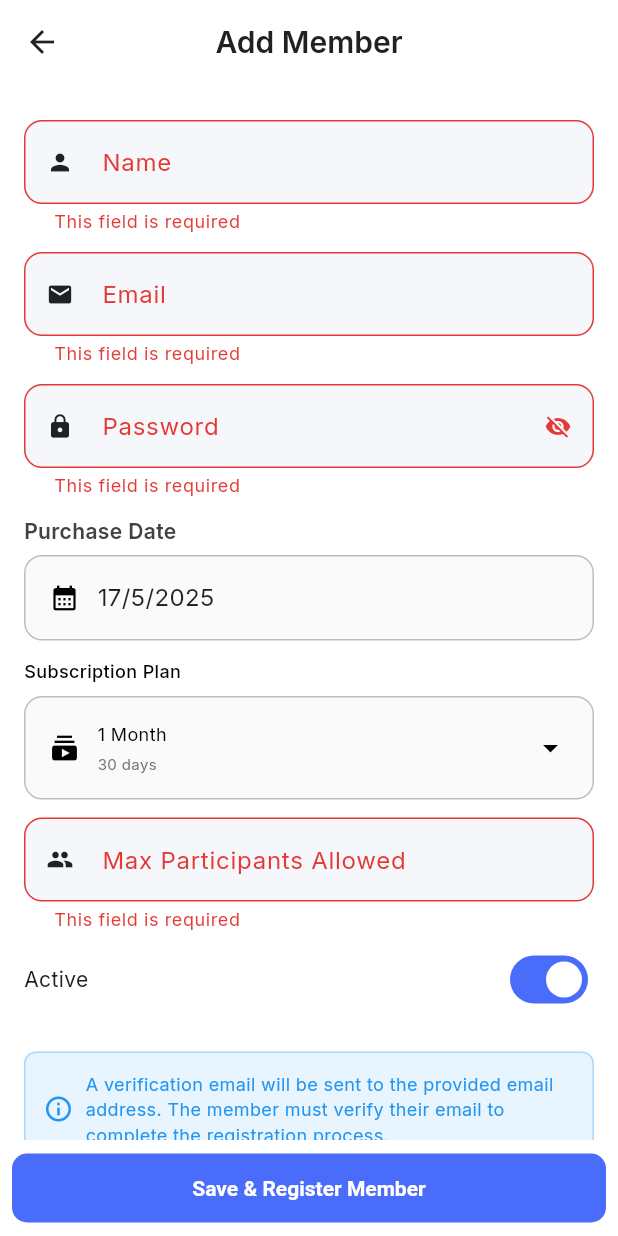
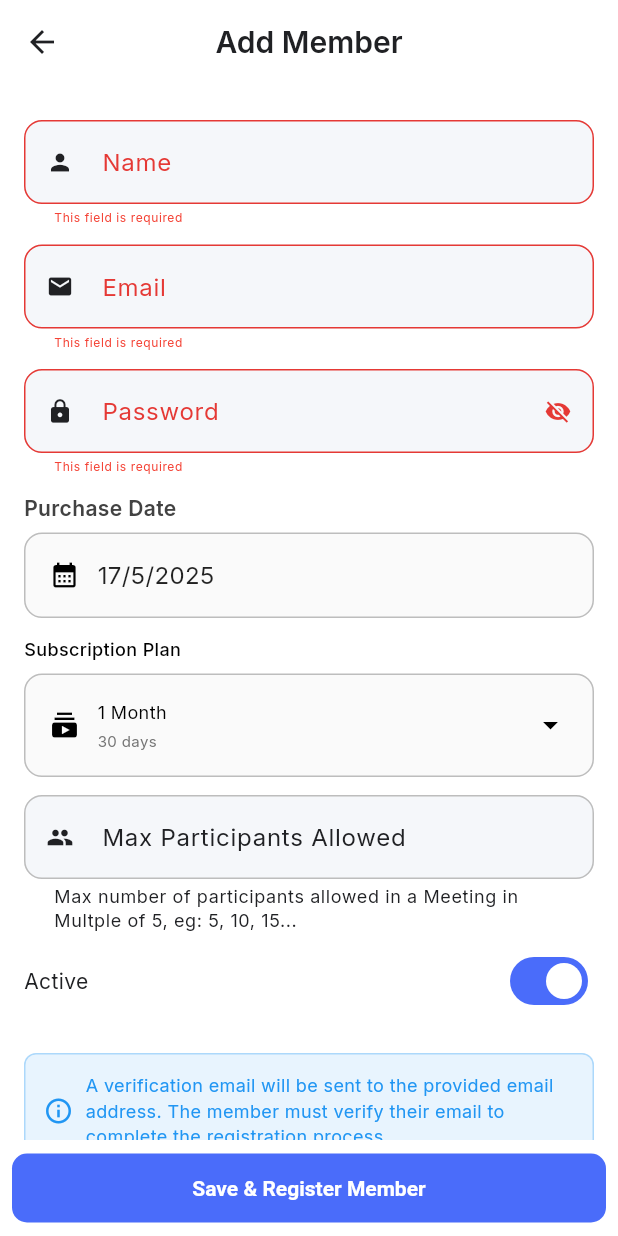
Before and after one commit to Abhishek00p/secured_agora_calling_app, a Flutter app: the MemberForm screen opened directly, after a tap on "Save & Register Member", on a phone screen of 412 x 824 dp. Run offline on Flutter 3.47's test engine with Material 3 defaults, Android fonts, the light colour scheme and no system bars; our stand-ins replace audioplayers, cloud_firestore, firebase_auth, firebase_core, get, google_fonts and 2 more; missing offline and left inert: agora_rtc_engine; accounts and stored records are empty.

Commit message:
enhance and bug fix

```diff
--- a/lib/features/admin/member_form.dart
+++ b/lib/features/admin/member_form.dart
@@ -170,6 +170,7 @@ class _MemberFormState extends State<MemberForm> {
           planDays: planDays,
           isActive: isActive,
           totalUsers: widget.member!.totalUsers,
+          maxParticipantsAllowed: int.parse(maxParticipantsAllowed.text) <= 0 ? 45 : int.parse(maxParticipantsAllowed.text),
         );
 
         final ref = FirebaseFirestore.instance.collection('members');
@@ -317,7 +318,16 @@ class _MemberFormState extends State<MemberForm> {
                   controller: maxParticipantsAllowed,
                   labelText: "Max Participants Allowed",
                   type: AppTextFormFieldType.number,
-                  helperText: "Max number of participants allowed in a Meeting",
+                  validator: (value) {
+                    if (value == null || int.parse(value) <= 0) {
+                      return 'Max participants allowed must be greater than 0';
+                    }
+                    if (int.parse(value) % 5 != 0) {
+                      return 'Max participants must be a multiple of 5';
+                    }
+                    return null;
+                  },
+                  helperText: "Max number of participants allowed in a Meeting in Multple of 5, eg: 5, 10, 15...",
                   prefixIcon: Icons.group,
                 ),
                 const SizedBox(height: 8),
--- a/lib/features/home/views/meeting_util_service.dart
+++ b/lib/features/home/views/meeting_util_service.dart
@@ -112,6 +112,7 @@ class MeetingUtil {
       ),
       backgroundColor: Theme.of(Get.context!).dialogBackgroundColor,
       builder: (context) {
+        print('member: ${member.toMap()}');
         return Padding(
           padding: EdgeInsets.only(
             bottom: MediaQuery.of(context).viewInsets.bottom,
--- a/lib/features/meeting/views/agora_meeting_room.dart
+++ b/lib/features/meeting/views/agora_meeting_room.dart
@@ -66,13 +66,10 @@ class _AgoraMeetingRoomState extends State<AgoraMeetingRoom> {
         children: [
           InkWell(
             onTap: onPressed,
-            child: Icon(icon,size: 32,color: Colors.white,),
+            child: Icon(icon, size: 32, color: Colors.white),
           ),
 
-          Text(
-            label,
-            style: const TextStyle(fontSize: 8, color: Colors.white),
-          ),
+          Text(label, style: const TextStyle(fontSize: 8, color: Colors.white)),
         ],
       ),
     );
@@ -278,14 +275,18 @@ class _AgoraMeetingRoomState extends State<AgoraMeetingRoom> {
                                               },
                                               itemBuilder:
                                                   (context) => [
+                                                    if (!user.isUserMuted) ...[
                                                       PopupMenuItem(
                                                         value: 'mute',
                                                         child: Text('Mute'),
                                                       ),
+                                                    ],
+                                                    if (user.isUserMuted) ...[
                                                       PopupMenuItem(
                                                         value: 'unmute',
                                                         child: Text('Unmute'),
                                                       ),
+                                                    ],
                                                   ],
                                               icon: Icon(
                                                 Icons.more_vert,
--- a/lib/features/meeting/views/meeting_tile_widget.dart
+++ b/lib/features/meeting/views/meeting_tile_widget.dart
@@ -31,9 +31,9 @@ class _MeetingTileWidgetState extends State<MeetingTileWidget> {
     cardColors.shuffle();
     theCardColor = cardColors[0];
     isButtonEnabled =
-        widget.model.participants.isNotEmpty ||
-        (DateTime.now().isAfter(widget.model.scheduledStartTime) ||
-            (widget.model.scheduledStartTime.isToday &&
+        widget.model.scheduledStartTime.isToday &&
+        (widget.model.participants.isNotEmpty ||
+            (DateTime.now().isAfter(widget.model.scheduledStartTime) ||
                 widget.model.hostId ==
                     AppLocalStorage.getUserDetails().firebaseUserId));
     isCurrentUserHost =
@@ -121,7 +121,10 @@ class _MeetingTileWidgetState extends State<MeetingTileWidget> {
       elevation: 2,
       margin: const EdgeInsets.only(bottom: 12),
       shape: RoundedRectangleBorder(borderRadius: BorderRadius.circular(16)),
-      color:widget.model.scheduledStartTime.isToday? theCardColor:Colors.grey.shade50,
+      color:
+          widget.model.scheduledStartTime.isToday
+              ? theCardColor
+              : Colors.grey.shade50,
       child: Padding(
         padding: const EdgeInsets.all(16),
         child: Column(
@@ -206,7 +209,8 @@ class _MeetingTileWidgetState extends State<MeetingTileWidget> {
                   onPressed:
                       isButtonEnabled
                           ? () {
-                            if (widget.model.requiresApproval && !isCurrentUserHost) {
+                            if (widget.model.requiresApproval &&
+                                !isCurrentUserHost) {
                               ScaffoldMessenger.of(context).showSnackBar(
                                 SnackBar(
                                   content: Text(
@@ -256,7 +260,8 @@ class _MeetingTileWidgetState extends State<MeetingTileWidget> {
                             }
                           },
                   style: ElevatedButton.styleFrom(
-                    backgroundColor: isButtonEnabled ? const Color(0xFF4C5FE2) : Colors.grey,
+                    backgroundColor:
+                        isButtonEnabled ? const Color(0xFF4C5FE2) : Colors.grey,
                     foregroundColor: Colors.white,
                     padding: const EdgeInsets.symmetric(
                       horizontal: 24,
--- a/lib/widgets/app_text_form_widget.dart
+++ b/lib/widgets/app_text_form_widget.dart
@@ -113,6 +113,7 @@ class _AppTextFormFieldState extends State<AppTextFormField> {
         isDense: true,
         labelText: widget.labelText,
         prefixIcon: Icon(widget.prefixIcon??_prefixIcon),
+        errorStyle: const TextStyle(color: Colors.red,fontSize: 8),
         suffixIcon: widget.type == AppTextFormFieldType.password
             ? IconButton(
                 icon: Icon(
@@ -149,6 +150,7 @@ class _AppTextFormFieldState extends State<AppTextFormField> {
         ),
         contentPadding: const EdgeInsets.symmetric(horizontal: 16, vertical: 16),
       ),
+
       obscureText: widget.type == AppTextFormFieldType.password ? _obscureText : false,
       keyboardType: _keyboardType,
       validator: widget.validator ?? _defaultValidator,
```
Lines whose indentation alone changed are shown as unchanged.
